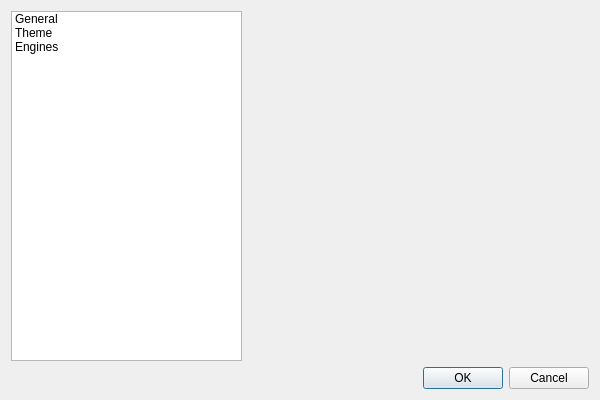
First picture: the form in src/ui/configuredialog.ui, repository manyoso/queensmate, before the edit.
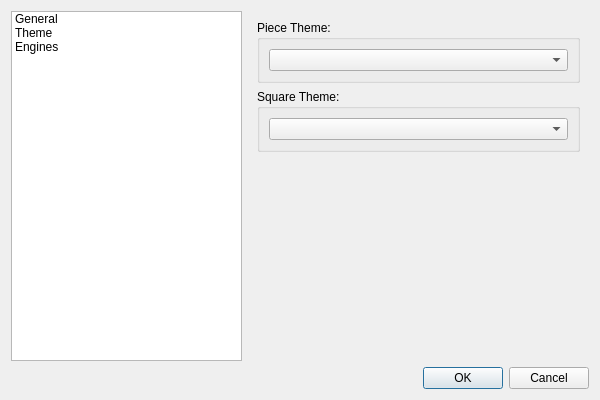
Second picture: the form after the edit. The open tabs and pages were chosen to show the change.

Commit message: * Implement prelim themeing support and add a gui to change the theme

What changed in the file:
```diff
--- a/src/ui/configuredialog.ui
+++ b/src/ui/configuredialog.ui
@@ -69,8 +69,65 @@
        <property name="currentIndex" >
         <number>0</number>
        </property>
-       <widget class="QWidget" name="ui_generalPage" />
-       <widget class="QWidget" name="ui_themePage" />
+       <widget class="QWidget" name="ui_generalPage" >
+        <property name="geometry" >
+         <rect>
+          <x>0</x>
+          <y>0</y>
+          <width>340</width>
+          <height>340</height>
+         </rect>
+        </property>
+       </widget>
+       <widget class="QWidget" name="ui_themePage" >
+        <property name="geometry" >
+         <rect>
+          <x>0</x>
+          <y>0</y>
+          <width>340</width>
+          <height>340</height>
+         </rect>
+        </property>
+        <layout class="QVBoxLayout" name="verticalLayout" >
+         <item>
+          <widget class="QGroupBox" name="ui_pieceBox" >
+           <property name="title" >
+            <string>Piece Theme:</string>
+           </property>
+           <layout class="QHBoxLayout" name="horizontalLayout" >
+            <item>
+             <widget class="QComboBox" name="ui_pieceTheme" />
+            </item>
+           </layout>
+          </widget>
+         </item>
+         <item>
+          <widget class="QGroupBox" name="ui_squareBox" >
+           <property name="title" >
+            <string>Square Theme:</string>
+           </property>
+           <layout class="QHBoxLayout" name="horizontalLayout_2" >
+            <item>
+             <widget class="QComboBox" name="ui_squareTheme" />
+            </item>
+           </layout>
+          </widget>
+         </item>
+         <item>
+          <spacer name="verticalSpacer" >
+           <property name="orientation" >
+            <enum>Qt::Vertical</enum>
+           </property>
+           <property name="sizeHint" stdset="0" >
+            <size>
+             <width>20</width>
+             <height>173</height>
+            </size>
+           </property>
+          </spacer>
+         </item>
+        </layout>
+       </widget>
        <widget class="QWidget" name="ui_enginePage" >
         <layout class="QHBoxLayout" >
          <property name="leftMargin" >
```
Left out of the diff: 25 changed lines with no effect on the pictures. The commit also changes 38 other files.
